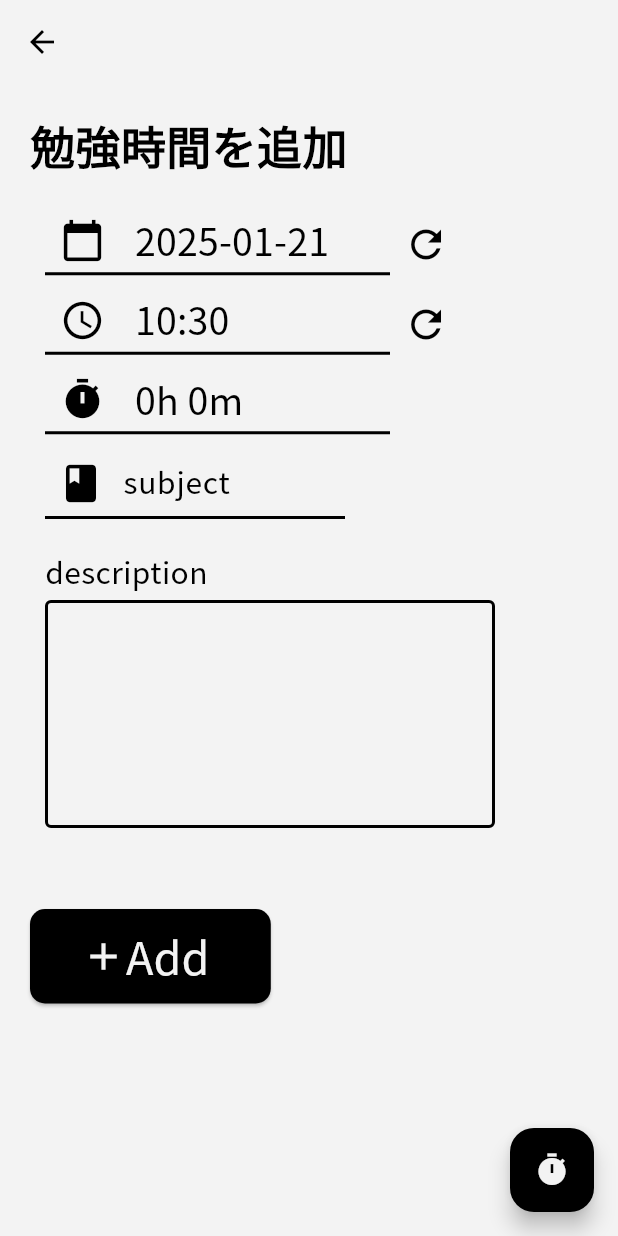
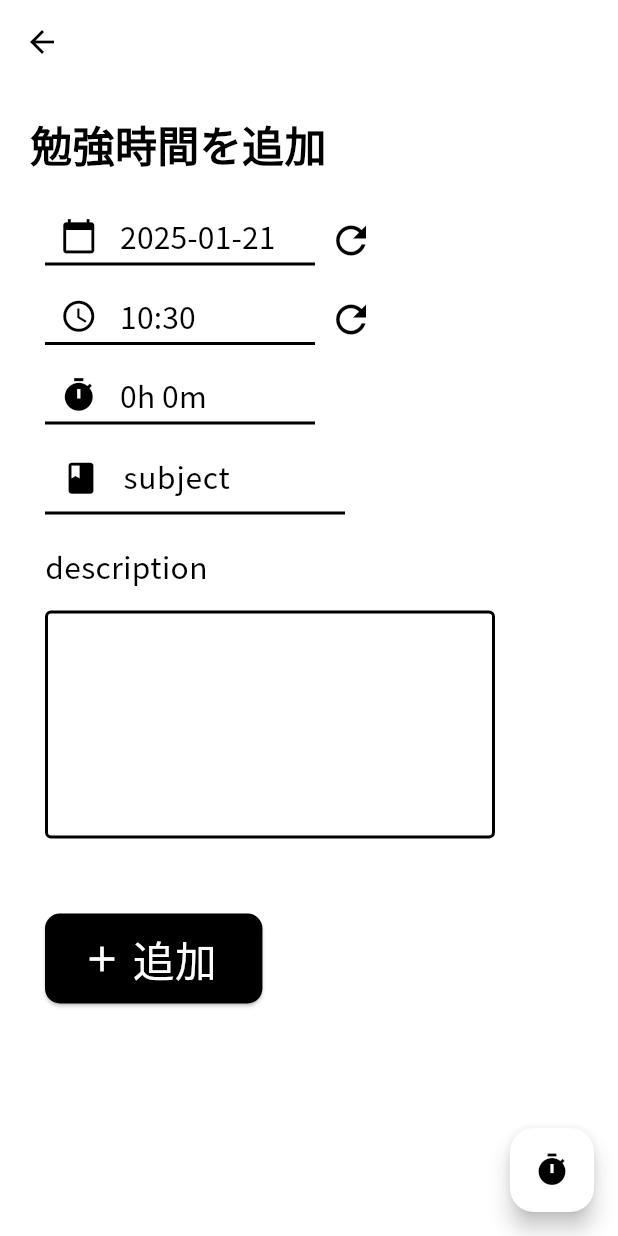
Before and after one commit to pochi1111/testudy, a Flutter app: the screen it shows after launch, item 2 of the bottom bar chosen, after a tap on the "add" icon, on a phone screen of 412 x 824 dp. Run offline on Flutter 3.47's test engine with Material 3 defaults, Android fonts, the phone set to English and light mode, and no system bars; our stand-ins replace numberpicker, sqflite; accounts and stored records are empty.

Commit message:
編集+削除を追加、UIの改善

```diff
--- a/lib/configs/appTheme.dart
+++ b/lib/configs/appTheme.dart
@@ -6,22 +6,57 @@ final appTheme = ThemeData(
   fontFamily: 'Noto Sans JP',
   colorScheme: const ColorScheme(
     brightness: Brightness.light,
-    primary: Color(0xFF000000),
-    onPrimary: Color(0xFFF3F3F3),
-    secondary: Color(0xFF000000),
-    onSecondary: Color(0xFFF3F3F3),
-    error: Color(0xFFF2CB57),
-    onError: Color(0xFFFFFFFF),
-    background: Color(0xFFF3F3F3),
-    onBackground: Color(0xFFF3F3F3),
-    surface: Color(0xFFF3F3F3),
-    onSurface: Color(0xFF000000),
+    primary: Color(0xff000000),
+    surfaceTint: Color(0xff000000),
+    onPrimary: Color(0xffffffff),
+    primaryContainer: Color(0xffffffff),
+    onPrimaryContainer: Color(0xff000000),
+    secondary: Color(0xff000000),
+    onSecondary: Color(0xffffffff),
+    secondaryContainer: Color.fromARGB(255, 0, 0, 0),
+    onSecondaryContainer: Color.fromARGB(255, 255, 255, 255),
+    tertiary: Color(0xff000000),
+    onTertiary: Color(0xffffffff),
+    tertiaryContainer: Color(0xff000000),
+    onTertiaryContainer: Color(0xffffffff),
+    error: Color(0xffba1a1a),
+    onError: Color(0xffffffff),
+    errorContainer: Color(0xffffdad6),
+    onErrorContainer: Color(0xff410002),
+    surface: Color(0xffffffff),
+    onSurface: Color(0xff000000),
+    onSurfaceVariant: Color(0xff000000),
+    outline: Color(0xff000000),
+    outlineVariant: Color(0xff000000),
+    shadow: Color(0xff000000),
+    scrim: Color(0xff000000),
+    inverseSurface: Color(0xff000000),
+    inversePrimary: Color(0xffffffff),
+    primaryFixed: Color(0xffffffff),
+    onPrimaryFixed: Color(0xff000000),
+    primaryFixedDim: Color(0xffffffff),
+    onPrimaryFixedVariant: Color(0xff000000),
+    secondaryFixed: Color(0xffffffff),
+    onSecondaryFixed: Color(0xff000000),
+    secondaryFixedDim: Color(0xffffffff),
+    onSecondaryFixedVariant: Color(0xff000000),
+    tertiaryFixed: Color(0xffffffff),
+    onTertiaryFixed: Color(0xff000000),
+    tertiaryFixedDim: Color(0xffffffff),
+    onTertiaryFixedVariant: Color(0xff000000),
+    surfaceDim: Color(0xffffffff),
+    surfaceBright: Color(0xffffffff),
+    surfaceContainerLowest: Color(0xffffffff),
+    surfaceContainerLow: Color(0xffffffff),
+    surfaceContainer: Color(0xffffffff),
+    surfaceContainerHigh: Color(0xffffffff),
+    surfaceContainerHighest: Color(0xffffffff),
   ),
 );
 
 class AppBarTitle extends StatelessWidget {
   final String title;
-  const AppBarTitle(this.title);
+  const AppBarTitle(this.title, {super.key});
 
   @override
   Widget build(BuildContext context) {
--- a/lib/configs/styles.dart
+++ /dev/null
@@ -1,2 +0,0 @@
-import 'package:flutter/material.dart';
-import 'appTheme.dart';
--- a/lib/screens/mainScreen.dart
+++ b/lib/screens/mainScreen.dart
@@ -2,7 +2,7 @@ import 'package:flutter/material.dart';
 import 'package:testudy/screens/studyTime.dart';
 
 class MainScreen extends StatefulWidget {
-  const MainScreen({Key? key}) : super(key: key);
+  const MainScreen({super.key});
 
   @override
   _MainScreenState createState() => _MainScreenState();
--- a/lib/screens/studyTime.dart
+++ b/lib/screens/studyTime.dart
@@ -1,23 +1,86 @@
 import 'package:flutter/material.dart';
 import 'package:testudy/screens/studyTimeAdd.dart';
+import 'package:testudy/services/studyTime.dart';
+import 'package:testudy/screens/studyTimeEdit.dart';
 
 class StudyTime extends StatefulWidget {
-  const StudyTime({Key? key}) : super(key: key);
+  const StudyTime({super.key});
 
   @override
   _StudyTimeState createState() => _StudyTimeState();
 }
 
 class _StudyTimeState extends State<StudyTime> {
+  List<StudyTimeRecord> studyRecords = [];
+
+  @override
+  void initState() {
+    super.initState();
+    _loadStudyRecords();
+  }
+
+  Future<void> _loadStudyRecords() async {
+    try {
+      print("読み込みます");
+      final records = await StudyTimeAPI().getStudyTimeRecords(0);
+      setState(() {
+        studyRecords = records;
+      });
+    } catch (e) {
+      print('Error loading study records: $e');
+    }
+  }
+
+  String _formatDateTime(DateTime dateTime) {
+    final now = DateTime.now();
+    final today = DateTime(now.year, now.month, now.day);
+    final recordDate = DateTime(dateTime.year, dateTime.month, dateTime.day);
+
+    if (recordDate == today) {
+      return '${dateTime.hour.toString().padLeft(2, '0')}:${dateTime.minute.toString().padLeft(2, '0')}';
+    }
+    return '${dateTime.year}/${dateTime.month}/${dateTime.day}';
+  }
+
   @override
   Widget build(BuildContext context) {
     return Scaffold(
-      body: Center(
-        child: Text('Study Time'),
-      ),
+      body: studyRecords.isEmpty
+          ? const Center(child: CircularProgressIndicator())
+          : RefreshIndicator(
+              onRefresh: _loadStudyRecords,
+              child: ListView.builder(
+                itemCount: studyRecords.length,
+                itemBuilder: (context, index) {
+                  final record = studyRecords[index];
+                  return ListTile(
+                    title: Text(record.subject),
+                    subtitle: Text('${record.studyTime}分'),
+                    trailing: Text(_formatDateTime(record.date)),
+                    onTap: () async {
+                      final result = await Navigator.of(context).push(
+                        MaterialPageRoute(
+                          builder: (context) => StudyTimeEdit(record: record),
+                        ),
+                      );
+                      if (result == true) {
+                        _loadStudyRecords();
+                      }
+                    },
+                  );
+                },
+              ),
+            ),
       floatingActionButton: FloatingActionButton(
-        onPressed: (){
-          Navigator.of(context).push(MaterialPageRoute(builder: (context) => const StudyTimeAdd()));
+        onPressed: () async {
+          final result = await Navigator.of(context).push(
+            MaterialPageRoute(
+              builder: (context) => const StudyTimeAdd(),
+            ),
+          );
+          if (result == true) {
+            _loadStudyRecords();
+          }
         },
         child: const Icon(Icons.add),
       ),
--- a/lib/screens/studyTimeAdd.dart
+++ b/lib/screens/studyTimeAdd.dart
@@ -3,7 +3,6 @@ import 'package:testudy/screens/studyTimer.dart';
 import 'package:numberpicker/numberpicker.dart';
 import 'package:intl/intl.dart';
 import 'package:testudy/Configs/appTheme.dart';
-import 'package:test_api/test_api.dart';
 import 'package:testudy/services/studyTime.dart';
 
 class Time {
@@ -22,7 +21,7 @@ class Time {
 }
 
 class StudyTimeAdd extends StatefulWidget {
-  const StudyTimeAdd({Key? key}) : super(key: key);
+  const StudyTimeAdd({super.key});
 
   @override
   _StudyTimeAddState createState() => _StudyTimeAddState();
@@ -36,6 +35,7 @@ class _StudyTimeAddState extends State<StudyTimeAdd> {
   final TextEditingController descriptionController = TextEditingController();
   final TextEditingController subjectController = TextEditingController();
 
+  @override
   void initState() {
     super.initState();
     today = DateTime.now();
@@ -53,7 +53,8 @@ class _StudyTimeAddState extends State<StudyTimeAdd> {
       appBar: AppBar(
         scrolledUnderElevation: 0,
       ),
-      body: Container(
+      body: SingleChildScrollView(
+        child: Container(
           margin: const EdgeInsets.all(20.0),
           child: Column(
             crossAxisAlignment: CrossAxisAlignment.start,
@@ -61,7 +62,7 @@ class _StudyTimeAddState extends State<StudyTimeAdd> {
               Text(
                 "勉強時間を追加",
                 style: TextStyle(
-                fontSize: 30,
+                  fontSize: 28,
                   fontWeight: FontWeight.bold,
                   color: appTheme.colorScheme.primary,
                 ),
@@ -81,11 +82,11 @@ class _StudyTimeAddState extends State<StudyTimeAdd> {
                               changeDate();
                             },
                             style: ButtonStyle(
-                            minimumSize: MaterialStateProperty.all(Size.zero),
-                            padding: MaterialStateProperty.all(EdgeInsets.zero),
+                              minimumSize: WidgetStateProperty.all(Size.zero),
+                              padding: WidgetStateProperty.all(EdgeInsets.zero),
                             ),
                             child: Container(
-                            width: 230,
+                              width: 180,
                               decoration: BoxDecoration(
                                 border: Border(
                                   bottom: BorderSide(
@@ -103,19 +104,22 @@ class _StudyTimeAddState extends State<StudyTimeAdd> {
                                   ),
                                   const Icon(
                                     Icons.calendar_today,
-                                  size: 30,
+                                    size: 25,
                                   ),
                                   const SizedBox(
-                                  width: 20,
+                                    width: 15,
                                   ),
                                   Text(
                                     DateFormat("yyyy-MM-dd").format(DateTime(
-                                      timeAt.year, timeAt.month, timeAt.day, timeAt.hour, timeAt.minute)),
+                                        timeAt.year,
+                                        timeAt.month,
+                                        timeAt.day,
+                                        timeAt.hour,
+                                        timeAt.minute)),
                                     style: const TextStyle(
-                                    fontSize: 25,
+                                      fontSize: 20,
                                     ),
                                   ),
-                                const Spacer(),
                                 ],
                               ),
                             )),
@@ -140,8 +144,8 @@ class _StudyTimeAddState extends State<StudyTimeAdd> {
                       children: [
                         TextButton(
                             style: ButtonStyle(
-                            minimumSize: MaterialStateProperty.all(Size.zero),
-                            padding: MaterialStateProperty.all(EdgeInsets.zero),
+                              minimumSize: WidgetStateProperty.all(Size.zero),
+                              padding: WidgetStateProperty.all(EdgeInsets.zero),
                             ),
                             onPressed: () {
                               changeTime();
@@ -149,7 +153,7 @@ class _StudyTimeAddState extends State<StudyTimeAdd> {
                             child: Container(
                               padding: const EdgeInsets.only(
                                   left: 0, right: 0, top: 0, bottom: 3),
-                            width: 230,
+                              width: 180,
                               decoration: BoxDecoration(
                                 border: Border(
                                   bottom: BorderSide(
@@ -165,19 +169,22 @@ class _StudyTimeAddState extends State<StudyTimeAdd> {
                                   ),
                                   const Icon(
                                     Icons.access_time,
-                                  size: 30,
+                                    size: 25,
                                   ),
                                   const SizedBox(
-                                  width: 20,
+                                    width: 15,
                                   ),
                                   Text(
                                     DateFormat("H:mm").format(DateTime(
-                                      timeAt.year, timeAt.month, timeAt.day, timeAt.hour, timeAt.minute)),
+                                        timeAt.year,
+                                        timeAt.month,
+                                        timeAt.day,
+                                        timeAt.hour,
+                                        timeAt.minute)),
                                     style: const TextStyle(
-                                    fontSize: 25,
+                                      fontSize: 20,
                                     ),
                                   ),
-                                const Spacer(),
                                 ],
                               ),
                             )),
@@ -199,14 +206,14 @@ class _StudyTimeAddState extends State<StudyTimeAdd> {
                     ),
                     TextButton(
                         style: ButtonStyle(
-                        minimumSize: MaterialStateProperty.all(Size.zero),
-                        padding: MaterialStateProperty.all(EdgeInsets.zero),
+                          minimumSize: WidgetStateProperty.all(Size.zero),
+                          padding: WidgetStateProperty.all(EdgeInsets.zero),
                         ),
                         onPressed: () {
                           changeStudyTime();
                         },
                         child: Container(
-                        width: 230,
+                          width: 180,
                           decoration: BoxDecoration(
                             border: Border(
                               bottom: BorderSide(
@@ -224,18 +231,17 @@ class _StudyTimeAddState extends State<StudyTimeAdd> {
                               ),
                               const Icon(
                                 Icons.timer,
-                              size: 30,
+                                size: 25,
                               ),
                               const SizedBox(
-                              width: 20,
+                                width: 15,
                               ),
                               Text(
                                 "${studyTimeHour}h ${studyTimeMinute}m",
                                 style: const TextStyle(
-                                fontSize: 25,
+                                  fontSize: 20,
                                 ),
                               ),
-                            const Spacer(),
                             ],
                           ),
                         )),
@@ -249,7 +255,7 @@ class _StudyTimeAddState extends State<StudyTimeAdd> {
                         decoration: InputDecoration(
                           prefixIcon: const Icon(
                             Icons.book,
-                          size: 30,
+                            size: 25,
                           ),
                           enabledBorder: UnderlineInputBorder(
                             borderSide: BorderSide(
@@ -265,7 +271,6 @@ class _StudyTimeAddState extends State<StudyTimeAdd> {
                           ),
                           hintText: "subject",
                         ),
-                      //横幅を指定
                         style: const TextStyle(fontSize: 20),
                       ),
                     ),
@@ -274,7 +279,7 @@ class _StudyTimeAddState extends State<StudyTimeAdd> {
                     ),
                     const Text("description", style: TextStyle(fontSize: 20)),
                     const SizedBox(
-                    height: 5,
+                      height: 15,
                     ),
                     SizedBox(
                       width: 300,
@@ -301,8 +306,10 @@ class _StudyTimeAddState extends State<StudyTimeAdd> {
                   ],
                 ),
               ),
-            const Spacer(flex: 2,),
-            ElevatedButton(
+              const SizedBox(height: 40),
+              Padding(
+                padding: const EdgeInsets.all(10.0),
+                child: ElevatedButton(
                   onPressed: () {
                     addStudyTime();
                   },
@@ -313,20 +320,20 @@ class _StudyTimeAddState extends State<StudyTimeAdd> {
                     backgroundColor: appTheme.colorScheme.primary,
                   ),
                   child: Container(
-                padding: const EdgeInsets.all(10),
+                    padding: const EdgeInsets.only(top: 10, bottom: 10),
                     child: Row(
                       mainAxisSize: MainAxisSize.min,
                       mainAxisAlignment: MainAxisAlignment.center,
                       children: [
                         Icon(
                           Icons.add,
-                      size: 30,
+                          size: 28,
                           color: appTheme.colorScheme.onPrimary,
                         ),
                         Text(
-                      "Add ",
+                          " 追加 ",
                           style: TextStyle(
-                        fontSize: 30,
+                            fontSize: 28,
                             color: appTheme.colorScheme.onPrimary,
                           ),
                         ),
@@ -334,8 +341,9 @@ class _StudyTimeAddState extends State<StudyTimeAdd> {
                     ),
                   ),
                 ),
-            const Spacer(flex:5),
+              ),
             ],
+          ),
         ),
       ),
       floatingActionButton: FloatingActionButton(
@@ -351,8 +359,8 @@ class _StudyTimeAddState extends State<StudyTimeAdd> {
   }
 
   void changeDate() async {
-    final DateTime nowDate =
-    DateTime(timeAt.year, timeAt.month, timeAt.day, timeAt.hour, timeAt.minute);
+    final DateTime nowDate = DateTime(
+        timeAt.year, timeAt.month, timeAt.day, timeAt.hour, timeAt.minute);
     final DateTime? picked = await showDatePicker(
       context: context,
       initialDate: nowDate,
@@ -370,8 +378,8 @@ class _StudyTimeAddState extends State<StudyTimeAdd> {
   }
 
   void changeTime() async {
-    final DateTime nowTime =
-    DateTime(timeAt.year, timeAt.month, timeAt.day, timeAt.hour, timeAt.minute);
+    final DateTime nowTime = DateTime(
+        timeAt.year, timeAt.month, timeAt.day, timeAt.hour, timeAt.minute);
     final TimeOfDay? picked = await showTimePicker(
       context: context,
       initialEntryMode: TimePickerEntryMode.dialOnly,
@@ -392,13 +400,16 @@ class _StudyTimeAddState extends State<StudyTimeAdd> {
     }
   }
 
-  void changeStudyTime(){
+  void changeStudyTime() {
     final beforeStudyTimeHour = studyTimeHour;
     final beforeStudyTimeMinute = studyTimeMinute;
     showDialog(
       context: context,
       builder: (BuildContext context) {
         return AlertDialog(
+          shape: RoundedRectangleBorder(
+            borderRadius: BorderRadius.circular(10),
+          ),
           title: const Text("勉強時間を選択"),
           content: StatefulBuilder(
             builder: (BuildContext context, StateSetter setState) {
@@ -410,12 +421,11 @@ class _StudyTimeAddState extends State<StudyTimeAdd> {
                     value: studyTimeHour,
                     selectedTextStyle: const TextStyle(fontSize: 30),
                     minValue: 0,
-                    maxValue: 24,
+                    maxValue: 23,
                     step: 1,
                     itemWidth: 50,
                     itemHeight: 50,
                     axis: Axis.vertical,
-                    infiniteLoop: true,
                     onChanged: (value) => setState(() => studyTimeHour = value),
                   ),
                   const Text(
@@ -431,8 +441,8 @@ class _StudyTimeAddState extends State<StudyTimeAdd> {
                     itemWidth: 50,
                     itemHeight: 50,
                     axis: Axis.vertical,
-                    infiniteLoop: true,
-                    onChanged: (value) => setState(() => studyTimeMinute = value),
+                    onChanged: (value) =>
+                        setState(() => studyTimeMinute = value),
                   ),
                   const Text(
                     "m",
@@ -491,8 +501,9 @@ class _StudyTimeAddState extends State<StudyTimeAdd> {
       ScaffoldMessenger.of(context).showSnackBar(snackBar);
       return;
     }
-    int studyTime = studyTimeHour * 60 + studyTimeMinute * 60;
-    DateTime date = DateTime(timeAt.year, timeAt.month, timeAt.day, timeAt.hour, timeAt.minute);
+    int studyTime = studyTimeHour * 60 + studyTimeMinute;
+    DateTime date = DateTime(
+        timeAt.year, timeAt.month, timeAt.day, timeAt.hour, timeAt.minute);
     StudyTimeAPI().addStudyTime(StudyTimeRecord(
       date: date,
       studyTime: studyTime,
@@ -508,6 +519,6 @@ class _StudyTimeAddState extends State<StudyTimeAdd> {
       )),
     );
     ScaffoldMessenger.of(context).showSnackBar(snackBar);
-    Navigator.pop(context);
+    Navigator.pop(context,true);
   }
 }
--- a/lib/screens/studyTimer.dart
+++ b/lib/screens/studyTimer.dart
@@ -1,6 +1,6 @@
 import 'package:flutter/material.dart';
 class StudyTimer extends StatefulWidget {
-  const StudyTimer({Key? key}) : super(key: key);
+  const StudyTimer({super.key});
 
   @override
   _StudyTimerState createState() => _StudyTimerState();
--- a/lib/screens/wrapper.dart
+++ b/lib/screens/wrapper.dart
@@ -2,7 +2,7 @@ import 'package:flutter/material.dart';
 import 'mainScreen.dart';
 
 class Wrapper extends StatefulWidget {
-  const Wrapper({Key? key}) : super(key: key);
+  const Wrapper({super.key});
 
   @override
   _WrapperState createState() => _WrapperState();
--- a/lib/services/studyTime.dart
+++ b/lib/services/studyTime.dart
@@ -44,8 +44,8 @@ class StudyTimeAPI{
         'description': record.description,
       });
     }catch(e){
-      print(e);
-      print("!!error!!");
+      print('データベースエラーが発生しました: $e');
+      throw Exception('勉強時間の追加に失敗しました');
     }
   }
 
```
Also changed, not shown: lib/screens/studyTimeEdit.dart (added, +479 -0 lines). Lines whose indentation alone changed are shown as unchanged.
